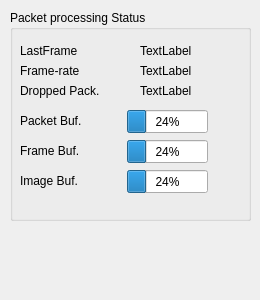
Old version of the form statuswidget.ui in the repository NSLS-II-CSX/qcinview.
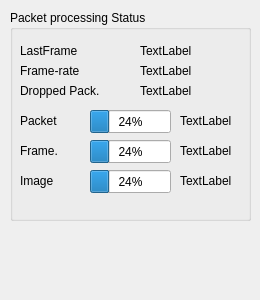
New version of the form.

Commit message: Added buffer overrun statistics

```diff
--- a/statuswidget.ui
+++ b/statuswidget.ui
@@ -80,7 +80,7 @@
     <widget class="QProgressBar" name="frameFifoBar">
      <property name="geometry">
       <rect>
-       <x>117</x>
+       <x>80</x>
        <y>130</y>
        <width>81</width>
        <height>23</height>
@@ -93,7 +93,7 @@
     <widget class="QProgressBar" name="imageFifoBar">
      <property name="geometry">
       <rect>
-       <x>117</x>
+       <x>80</x>
        <y>160</y>
        <width>81</width>
        <height>23</height>
@@ -106,7 +106,7 @@
     <widget class="QProgressBar" name="packetFifoBar">
      <property name="geometry">
       <rect>
-       <x>117</x>
+       <x>80</x>
        <y>100</y>
        <width>81</width>
        <height>23</height>
@@ -160,12 +160,12 @@
       <rect>
        <x>10</x>
        <y>100</y>
-       <width>91</width>
+       <width>51</width>
        <height>21</height>
       </rect>
      </property>
      <property name="text">
-      <string>Packet Buf.</string>
+      <string>Packet</string>
      </property>
     </widget>
     <widget class="QLabel" name="label_5">
@@ -178,7 +178,7 @@
       </rect>
      </property>
      <property name="text">
-      <string>Frame Buf.</string>
+      <string>Frame.</string>
      </property>
     </widget>
     <widget class="QLabel" name="label_6">
@@ -186,12 +186,51 @@
       <rect>
        <x>10</x>
        <y>160</y>
-       <width>91</width>
+       <width>51</width>
        <height>21</height>
       </rect>
      </property>
      <property name="text">
-      <string>Image Buf.</string>
+      <string>Image</string>
+     </property>
+    </widget>
+    <widget class="QLabel" name="packetOverruns">
+     <property name="geometry">
+      <rect>
+       <x>170</x>
+       <y>100</y>
+       <width>61</width>
+       <height>21</height>
+      </rect>
+     </property>
+     <property name="text">
+      <string>TextLabel</string>
+     </property>
+    </widget>
+    <widget class="QLabel" name="frameOverruns">
+     <property name="geometry">
+      <rect>
+       <x>170</x>
+       <y>130</y>
+       <width>61</width>
+       <height>21</height>
+      </rect>
+     </property>
+     <property name="text">
+      <string>TextLabel</string>
+     </property>
+    </widget>
+    <widget class="QLabel" name="imageOverruns">
+     <property name="geometry">
+      <rect>
+       <x>170</x>
+       <y>160</y>
+       <width>61</width>
+       <height>21</height>
+      </rect>
+     </property>
+     <property name="text">
+      <string>TextLabel</string>
      </property>
     </widget>
    </widget>
```
The commit also changes 3 other files.
